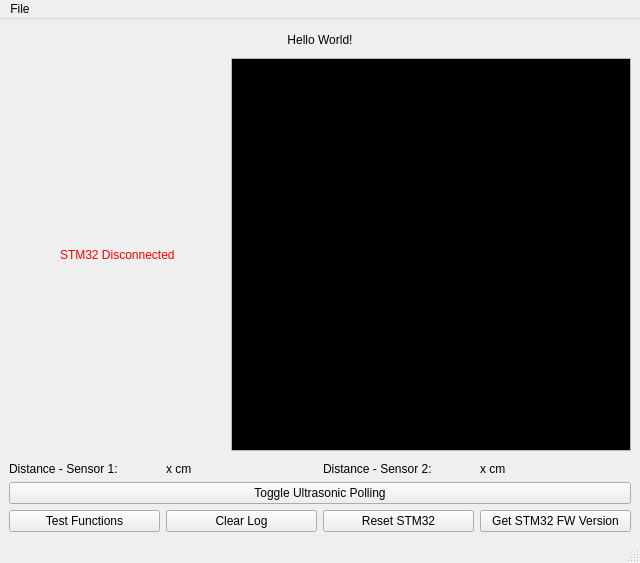
The window that mainwindow.ui (LeedsRaspJam/Cryptoid-Python) describes before a commit, drawn with Qt 5.
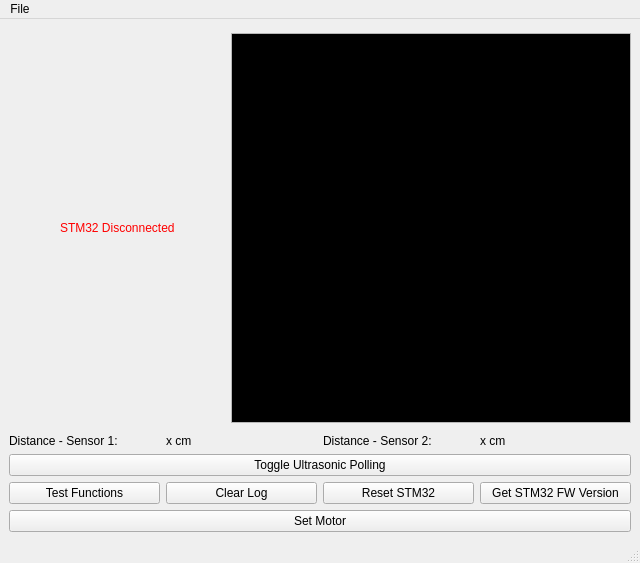
The same window after the commit.

Commit message: Add motor a bit

Diff of the .ui file:
```diff
--- a/mainwindow.ui
+++ b/mainwindow.ui
@@ -15,32 +15,6 @@
   </property>
   <widget class="QWidget" name="centralwidget">
    <layout class="QVBoxLayout" name="verticalLayout">
-    <item>
-     <spacer name="verticalSpacer">
-      <property name="orientation">
-       <enum>Qt::Vertical</enum>
-      </property>
-      <property name="sizeType">
-       <enum>QSizePolicy::Fixed</enum>
-      </property>
-      <property name="sizeHint" stdset="0">
-       <size>
-        <width>20</width>
-        <height>5</height>
-       </size>
-      </property>
-     </spacer>
-    </item>
-    <item>
-     <widget class="QLabel" name="mwLabel">
-      <property name="text">
-       <string>Hello World!</string>
-      </property>
-      <property name="alignment">
-       <set>Qt::AlignCenter</set>
-      </property>
-     </widget>
-    </item>
     <item>
      <spacer name="verticalSpacer_3">
       <property name="orientation">
@@ -166,6 +140,15 @@
              </color>
             </brush>
            </colorrole>
+           <colorrole role="PlaceholderText">
+            <brush brushstyle="NoBrush">
+             <color alpha="128">
+              <red>255</red>
+              <green>255</green>
+              <blue>255</blue>
+             </color>
+            </brush>
+           </colorrole>
           </active>
           <inactive>
            <colorrole role="WindowText">
@@ -222,6 +205,15 @@
              </color>
             </brush>
            </colorrole>
+           <colorrole role="PlaceholderText">
+            <brush brushstyle="NoBrush">
+             <color alpha="128">
+              <red>255</red>
+              <green>255</green>
+              <blue>255</blue>
+             </color>
+            </brush>
+           </colorrole>
           </inactive>
           <disabled>
            <colorrole role="WindowText">
@@ -278,6 +270,15 @@
              </color>
             </brush>
            </colorrole>
+           <colorrole role="PlaceholderText">
+            <brush brushstyle="NoBrush">
+             <color alpha="128">
+              <red>255</red>
+              <green>255</green>
+              <blue>255</blue>
+             </color>
+            </brush>
+           </colorrole>
           </disabled>
          </palette>
         </property>
@@ -394,6 +395,23 @@
       </item>
      </layout>
     </item>
+    <item>
+     <layout class="QHBoxLayout" name="horizontalLayout_3">
+      <property name="leftMargin">
+       <number>0</number>
+      </property>
+      <property name="topMargin">
+       <number>0</number>
+      </property>
+      <item>
+       <widget class="QPushButton" name="motorBtn">
+        <property name="text">
+         <string>Set Motor</string>
+        </property>
+       </widget>
+      </item>
+     </layout>
+    </item>
    </layout>
   </widget>
   <widget class="QMenuBar" name="menubar">
```
The commit also changes 1 other file.
